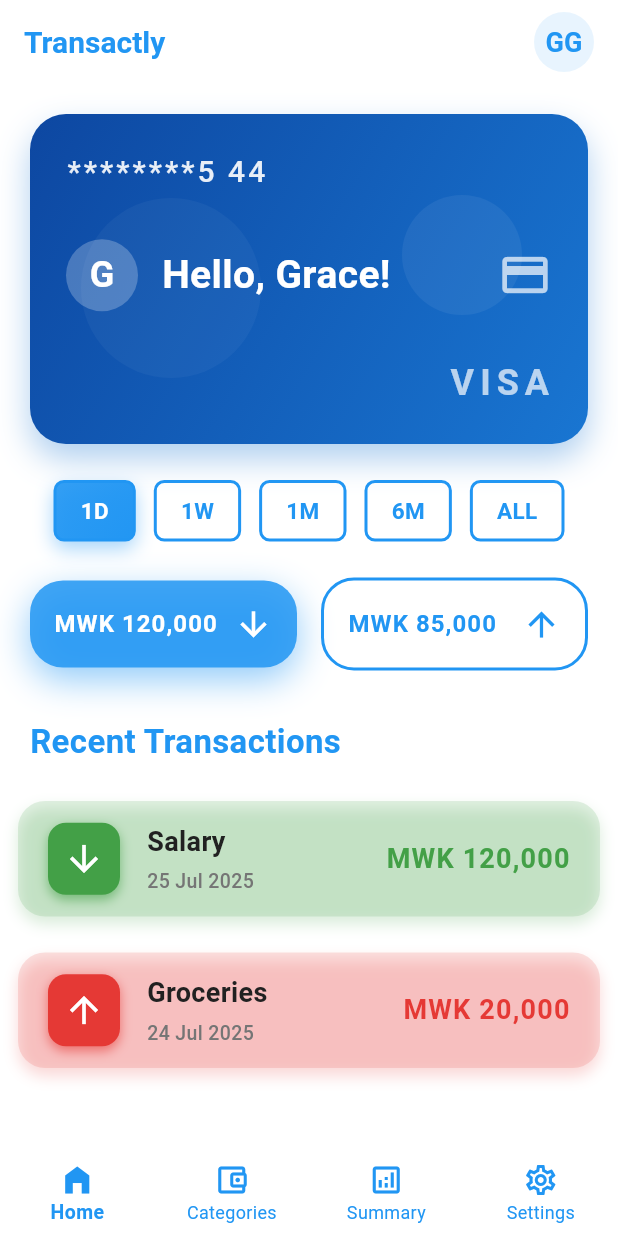
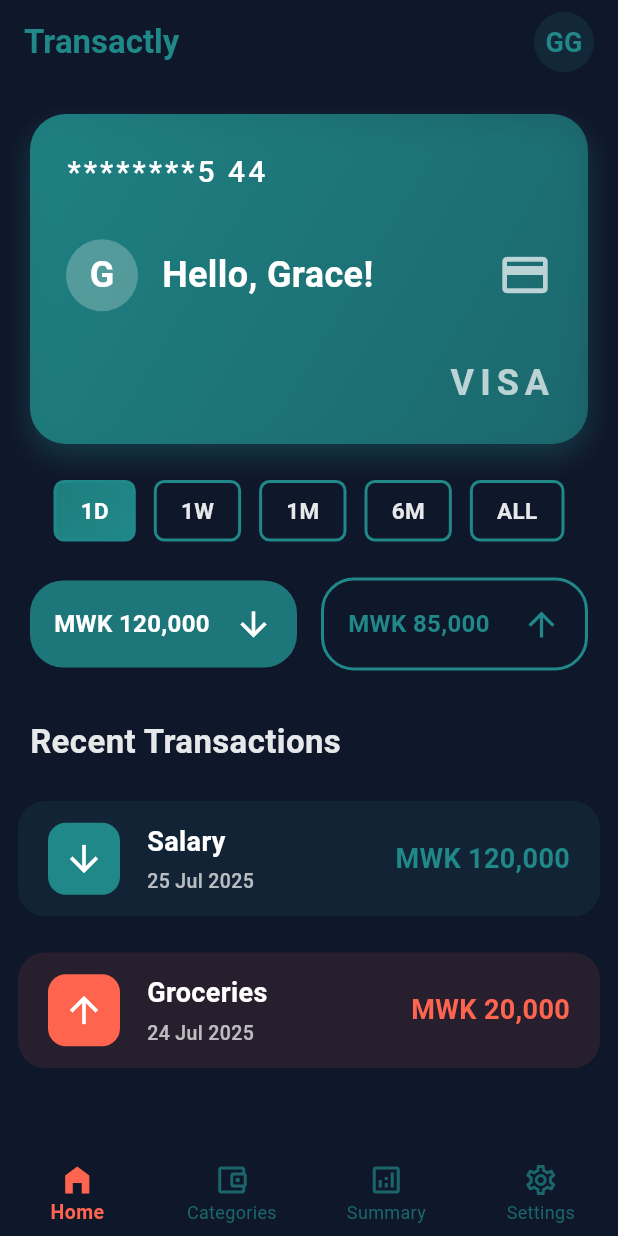
Before and after one commit to Gi1esi/transactly, a Flutter app: the screen it shows after launch, on a phone screen of 412 x 824 dp. Run offline on Flutter 3.47's test engine with Material 3 defaults, Android fonts, the phone set to English and light mode, and no system bars; our stand-ins replace hive, hive_flutter; accounts and stored records are empty; Roboto replaces fonts that are missing (Poppins).

Commit message:
Changed the app to dark

```diff
--- a/lib/home.dart
+++ b/lib/home.dart
@@ -19,9 +19,9 @@
       accountNumber: '1007 1355 44',
       userName: 'Grace',
     ),
-    Center(child: Text('Category Analytics Page', style: TextStyle(fontSize: 24))),
-    Center(child: Text('Summary Page', style: TextStyle(fontSize: 24))),
-    Center(child: Text('Settings Page', style: TextStyle(fontSize: 24))),
+    const Center(child: Text('Category Analytics Page', style: TextStyle(fontSize: 24))),
+    const Center(child: Text('Summary Page', style: TextStyle(fontSize: 24))),
+    const Center(child: Text('Settings Page', style: TextStyle(fontSize: 24))),
   ];
 
   @override
@@ -50,7 +50,6 @@
   void _onItemTapped(int index) {
     if (_selectedIndex == index) return;
 
-    // Animate fade out, then switch page, then fade in
     _animationController.reverse().then((_) {
       setState(() => _selectedIndex = index);
       _animationController.forward();
@@ -59,10 +58,13 @@
 
   @override
   Widget build(BuildContext context) {
-    final primary = Theme.of(context).colorScheme.primary;
+    final theme = Theme.of(context);
+    final primary = theme.colorScheme.primary;
+    final secondary = theme.colorScheme.secondary;
 
     return SafeArea(
       child: Scaffold(
+        backgroundColor: theme.scaffoldBackgroundColor,
         appBar: AppBar(
           elevation: 0,
           backgroundColor: Colors.transparent,
@@ -72,14 +74,14 @@
               Text(
                 'Transactly',
                 style: TextStyle(
-                  fontSize: 20,
+                  fontSize: 22,
                   fontWeight: FontWeight.bold,
                   color: primary,
                   fontFamily: 'Poppins',
                 ),
               ),
               CircleAvatar(
-                backgroundColor: primary.withOpacity(0.1),
+                backgroundColor: primary.withOpacity(0.15),
                 child: Text(
                   'GG',
                   style: TextStyle(
@@ -98,14 +100,14 @@
           child: _pages[_selectedIndex],
         ),
         bottomNavigationBar: Container(
-  color: Colors.transparent, // Transparent container background
+          color: Colors.transparent,
           child: BottomNavigationBar(
-    backgroundColor: Colors.transparent, // Transparent BottomNavigationBar
+            backgroundColor: Colors.transparent,
             type: BottomNavigationBarType.fixed,
             currentIndex: _selectedIndex,
             onTap: _onItemTapped,
-    selectedItemColor: primary,
-    unselectedItemColor: primary,
+            selectedItemColor: secondary,
+            unselectedItemColor: primary.withOpacity(0.7),
             selectedLabelStyle: const TextStyle(
               fontWeight: FontWeight.w600,
               fontFamily: 'Poppins',
@@ -138,7 +140,6 @@
             ],
           ),
         ),
-
       ),
     );
   }
--- a/lib/home_page.dart
+++ b/lib/home_page.dart
@@ -21,7 +21,7 @@
   @override
   void initState() {
     super.initState();
-    _controller = AnimationController(vsync: this, duration: Duration(milliseconds: 700));
+    _controller = AnimationController(vsync: this, duration: const Duration(milliseconds: 700));
     _fadeInAnimation = CurvedAnimation(parent: _controller, curve: Curves.easeIn);
     _controller.forward();
   }
@@ -36,7 +36,7 @@
     setState(() {
       selectedFilterIndex = index;
     });
-    // Add any filter logic here
+    // Add filter logic here
   }
 
   @override
@@ -44,39 +44,40 @@
     final theme = Theme.of(context);
     final primary = theme.colorScheme.primary;
     final secondary = theme.colorScheme.secondary;
+    final onBackground = Colors.white.withOpacity(0.9);
 
     return SafeArea(
       child: SingleChildScrollView(
-        physics: BouncingScrollPhysics(),
-        padding: EdgeInsets.symmetric(vertical: 20),
+        physics: const BouncingScrollPhysics(),
+        padding: const EdgeInsets.symmetric(vertical: 20),
         child: FadeTransition(
           opacity: _fadeInAnimation,
           child: Column(
             crossAxisAlignment: CrossAxisAlignment.start,
             children: [
-              // Bank Card
               Padding(
                 padding: const EdgeInsets.symmetric(horizontal: 20),
                 child: BankCard(
                   accountNumber: widget.accountNumber,
                   userName: widget.userName,
+                  primary: primary,
                 ),
               ),
 
-              SizedBox(height: 24),
+              const SizedBox(height: 24),
 
-              // Filter Chips
               Center(
                 child: FilterChipsModern(
                   filters: filters,
                   selectedIndex: selectedFilterIndex,
                   onSelect: onFilterSelected,
+                  primary: primary,
+                  onBackground: onBackground,
                 ),
               ),
 
-              SizedBox(height: 24),
+              const SizedBox(height: 24),
 
-              // Summary Cards
               Padding(
                 padding: const EdgeInsets.symmetric(horizontal: 20),
                 child: Row(
@@ -89,7 +90,7 @@
                         outlined: false,
                       ),
                     ),
-                    SizedBox(width: 16),
+                    const SizedBox(width: 16),
                     Expanded(
                       child: SummaryCardModern(
                         label: 'MWK 85,000',
@@ -102,9 +103,8 @@
                 ),
               ),
 
-              SizedBox(height: 32),
+              const SizedBox(height: 32),
 
-              // Recent Transactions Header
               Padding(
                 padding: const EdgeInsets.symmetric(horizontal: 20),
                 child: Text(
@@ -112,19 +112,18 @@
                   style: TextStyle(
                     fontSize: 22,
                     fontWeight: FontWeight.bold,
-                    color: primary,
+                    color: onBackground,
                     fontFamily: 'Poppins',
                   ),
                 ),
               ),
 
-              SizedBox(height: 12),
+              const SizedBox(height: 12),
 
-              // Recent Transactions List
               Padding(
                 padding: const EdgeInsets.symmetric(horizontal: 12),
                 child: Column(
-                  children: [
+                  children: const [
                     RecentTransactionModern(
                       isIncome: true,
                       description: 'Salary',
@@ -137,7 +136,6 @@
                       amount: 'MWK 20,000',
                       date: '24 Jul 2025',
                     ),
-                    // Add more transactions here
                   ],
                 ),
               ),
@@ -152,72 +150,46 @@
 class BankCard extends StatelessWidget {
   final String accountNumber;
   final String userName;
+  final Color primary;
 
   const BankCard({
     Key? key,
     required this.accountNumber,
     required this.userName,
+    required this.primary,
   }) : super(key: key);
 
   @override
   Widget build(BuildContext context) {
-    final baseBlue = Color(0xFF0D47A1);
-    final highlightBlue = Color(0xFF1976D2);
-
     return Container(
       height: 220,
-      padding: EdgeInsets.all(24),
+      padding: const EdgeInsets.all(24),
       decoration: BoxDecoration(
         borderRadius: BorderRadius.circular(24),
         gradient: LinearGradient(
-          colors: [baseBlue, highlightBlue],
+          colors: [
+            primary.withOpacity(0.9),
+            primary.withOpacity(0.6),
+          ],
           begin: Alignment.topLeft,
           end: Alignment.bottomRight,
         ),
         boxShadow: [
           BoxShadow(
-            color: highlightBlue.withOpacity(0.35),
-            offset: Offset(0, 10),
-            blurRadius: 18,
+            color: primary.withOpacity(0.3),
+            offset: const Offset(0, 8),
+            blurRadius: 16,
           )
         ],
       ),
-      child: Stack(
-        children: [
-          // Subtle decorative circles (glassmorphic style)
-          Positioned(
-            top: 30,
-            right: 20,
-            child: Container(
-              width: 80,
-              height: 80,
-              decoration: BoxDecoration(
-                color: Colors.white.withOpacity(0.06),
-                shape: BoxShape.circle,
-              ),
-            ),
-          ),
-          Positioned(
-            bottom: 20,
-            left: 10,
-            child: Container(
-              width: 120,
-              height: 120,
-              decoration: BoxDecoration(
-                color: Colors.white.withOpacity(0.04),
-                shape: BoxShape.circle,
-              ),
-            ),
-          ),
-
-          Column(
+      child: Column(
         crossAxisAlignment: CrossAxisAlignment.start,
         mainAxisAlignment: MainAxisAlignment.spaceBetween,
         children: [
           Text(
             maskAccountNumber(accountNumber),
-                style: TextStyle(
-                  color: Colors.white.withOpacity(0.9),
+            style: const TextStyle(
+              color: Colors.white,
               fontSize: 20,
               fontWeight: FontWeight.w500,
               letterSpacing: 2,
@@ -234,7 +206,7 @@
                     backgroundColor: Colors.white24,
                     child: Text(
                       userName[0].toUpperCase(),
-                          style: TextStyle(
+                      style: const TextStyle(
                         color: Colors.white,
                         fontWeight: FontWeight.bold,
                         fontSize: 24,
@@ -242,22 +214,22 @@
                       ),
                     ),
                   ),
-                      SizedBox(width: 16),
+                  const SizedBox(width: 16),
                   Text(
                     'Hello, $userName!',
-                        style: TextStyle(
+                    style: const TextStyle(
                       color: Colors.white,
-                          fontSize: 26,
+                      fontSize: 24,
                       fontWeight: FontWeight.w700,
                       fontFamily: 'Poppins',
                     ),
                   ),
                 ],
               ),
-                  Icon(Icons.credit_card, color: Colors.white70, size: 36),
+              const Icon(Icons.credit_card, color: Colors.white70, size: 36),
             ],
           ),
-              Align(
+          const Align(
             alignment: Alignment.bottomRight,
             child: Text(
               'VISA',
@@ -272,8 +244,6 @@
           ),
         ],
       ),
-        ],
-      ),
     );
   }
 }
@@ -282,27 +252,29 @@
   final List<String> filters;
   final int selectedIndex;
   final ValueChanged<int> onSelect;
+  final Color primary;
+  final Color onBackground;
 
   const FilterChipsModern({
     Key? key,
     required this.filters,
     required this.selectedIndex,
     required this.onSelect,
+    required this.primary,
+    required this.onBackground,
   }) : super(key: key);
 
   @override
   Widget build(BuildContext context) {
-    final primary = Theme.of(context).colorScheme.primary;
-
     return Wrap(
       spacing: 12,
       children: List.generate(filters.length, (index) {
         final isSelected = index == selectedIndex;
 
         return AnimatedContainer(
-          duration: Duration(milliseconds: 300),
+          duration: const Duration(milliseconds: 300),
           curve: Curves.easeInOut,
-          padding: EdgeInsets.symmetric(horizontal: 16, vertical: 8),
+          padding: const EdgeInsets.symmetric(horizontal: 16, vertical: 8),
           decoration: BoxDecoration(
             borderRadius: BorderRadius.circular(7),
             gradient: isSelected
@@ -314,15 +286,6 @@
                 : null,
             color: isSelected ? null : Colors.transparent,
             border: Border.all(color: primary, width: 2),
-            boxShadow: isSelected
-                ? [
-                    BoxShadow(
-                      color: primary.withOpacity(0.4),
-                      blurRadius: 10,
-                      offset: Offset(0, 5),
-                    )
-                  ]
-                : [],
           ),
           child: InkWell(
             borderRadius: BorderRadius.circular(20),
@@ -330,7 +293,7 @@
             child: Text(
               filters[index],
               style: TextStyle(
-                color: isSelected ? Colors.white : primary,
+                color: isSelected ? Colors.white : onBackground,
                 fontWeight: FontWeight.w700,
                 fontSize: 15,
                 fontFamily: 'Poppins',
@@ -362,21 +325,12 @@
     final textColor = outlined ? color : Colors.white;
 
     return AnimatedContainer(
-      duration: Duration(milliseconds: 400),
-      padding: EdgeInsets.symmetric(horizontal: 16, vertical: 16),
+      duration: const Duration(milliseconds: 400),
+      padding: const EdgeInsets.symmetric(horizontal: 16, vertical: 16),
       decoration: BoxDecoration(
         color: outlined ? Colors.transparent : color,
         borderRadius: BorderRadius.circular(22),
         border: outlined ? Border.all(color: color, width: 2) : null,
-        boxShadow: outlined
-            ? []
-            : [
-                BoxShadow(
-                  color: color.withOpacity(0.5),
-                  offset: Offset(0, 8),
-                  blurRadius: 20,
-                ),
-              ],
       ),
       child: Row(
         mainAxisAlignment: MainAxisAlignment.spaceBetween,
@@ -388,14 +342,9 @@
               fontWeight: FontWeight.bold,
               fontSize: 16,
               fontFamily: 'Poppins',
-              letterSpacing: 0.7,
             ),
           ),
-          Icon(
-            icon,
-            color: textColor,
-            size: 26,
-          ),
+          Icon(icon, color: textColor, size: 26),
         ],
       ),
     );
@@ -418,24 +367,17 @@
 
   @override
   Widget build(BuildContext context) {
-    final incomeColor = Colors.green.shade600;
-    final expenseColor = Colors.red.shade600;
-    final bgColor = isIncome ? incomeColor.withOpacity(0.15) : expenseColor.withOpacity(0.15);
+    final theme = Theme.of(context);
+    final incomeColor = theme.colorScheme.primary;
+    final expenseColor = theme.colorScheme.secondary;
     final iconColor = isIncome ? incomeColor : expenseColor;
 
     return Container(
-      margin: EdgeInsets.symmetric(vertical: 12),
-      padding: EdgeInsets.symmetric(horizontal: 20, vertical: 14),
+      margin: const EdgeInsets.symmetric(vertical: 12),
+      padding: const EdgeInsets.symmetric(horizontal: 20, vertical: 14),
       decoration: BoxDecoration(
-        color: bgColor,
+        color: iconColor.withOpacity(0.1),
         borderRadius: BorderRadius.circular(18),
-        boxShadow: [
-          BoxShadow(
-            color: iconColor.withOpacity(0.2),
-            blurRadius: 8,
-            offset: Offset(0, 5),
-          ),
-        ],
       ),
       child: Row(
         children: [
@@ -445,13 +387,6 @@
             decoration: BoxDecoration(
               color: iconColor,
               borderRadius: BorderRadius.circular(12),
-              boxShadow: [
-                BoxShadow(
-                  color: iconColor.withOpacity(0.6),
-                  blurRadius: 6,
-                  offset: Offset(0, 3),
-                ),
-              ],
             ),
             child: Icon(
               isIncome ? Icons.arrow_downward : Icons.arrow_upward,
@@ -459,27 +394,27 @@
               size: 28,
             ),
           ),
-          SizedBox(width: 18),
+          const SizedBox(width: 18),
           Expanded(
             child: Column(
               crossAxisAlignment: CrossAxisAlignment.start,
               children: [
                 Text(
                   description,
-                  style: TextStyle(
+                  style: const TextStyle(
                     fontWeight: FontWeight.w700,
                     fontSize: 18,
                     fontFamily: 'Poppins',
-                    color: Colors.grey[900],
+                    color: Colors.white,
                   ),
                 ),
-                SizedBox(height: 4),
+                const SizedBox(height: 4),
                 Text(
                   date,
                   style: TextStyle(
                     fontSize: 13,
                     fontWeight: FontWeight.w500,
-                    color: Colors.grey[600],
+                    color: Colors.white.withOpacity(0.7),
                     fontFamily: 'Poppins',
                   ),
                 ),
@@ -493,7 +428,6 @@
               fontSize: 18,
               fontFamily: 'Poppins',
               color: iconColor,
-              letterSpacing: 0.8,
             ),
           ),
         ],
--- a/lib/main.dart
+++ b/lib/main.dart
@@ -10,34 +10,47 @@
   Hive.registerAdapter(TransactionAdapter());
   await Hive.openBox<Transaction>('transactions');
 
-  runApp(MyApp());
+  runApp(const MyApp());
 }
 
 class MyApp extends StatelessWidget {
   const MyApp({super.key});
+
   @override
   Widget build(BuildContext context) {
+    const Color darkBg = Color(0xFF0F172A);     // background color
+    const Color primary = Color(0xFF208888);    // primary color
+    const Color secondary = Color(0xFFFF644F);  // secondary color
+
     return MaterialApp(
       title: 'Bank SMS Summarizer',
       theme: ThemeData(
-        primarySwatch: Colors.blue,          // ← your main theme color
-        colorScheme: ColorScheme.fromSwatch(
-          primarySwatch: Colors.blue,
-        ).copyWith(
-          secondary: Colors.blueAccent,      // ← accent color if you need it
+        brightness: Brightness.dark,
+        scaffoldBackgroundColor: darkBg,
+        primaryColor: primary,
+        colorScheme: ColorScheme.dark(
+          primary: primary,
+          secondary: secondary,
+          background: darkBg,
+          surface: const Color(0xFF1E293B), // slightly lighter for cards
         ),
-        scaffoldBackgroundColor: Colors.white,
-        appBarTheme: AppBarTheme(
-          backgroundColor: Colors.blue,      // ← ensures all AppBars are blue
-          foregroundColor: Colors.white,     // ← text/icon color in AppBar
+        appBarTheme: const AppBarTheme(
+          backgroundColor: Colors.transparent,
+          elevation: 0,
+          foregroundColor: Colors.white,
         ),
-        bottomNavigationBarTheme: BottomNavigationBarThemeData(
-          backgroundColor: Colors.blue,      // ← nav bar background
-          selectedItemColor: Colors.white,   // ← selected icon/text color
+        bottomNavigationBarTheme: const BottomNavigationBarThemeData(
+          backgroundColor: Colors.transparent,
+          selectedItemColor: primary,
           unselectedItemColor: Colors.white70,
         ),
+        cardColor: const Color(0xFF1E293B),
+        textTheme: ThemeData.dark().textTheme.apply(
+          bodyColor: Colors.white,
+          displayColor: Colors.white,
+        ),
       ),
-      home: HomePage(),
+      home: const HomePage(),
     );
   }
 }
```
Lines whose indentation alone changed are shown as unchanged.
